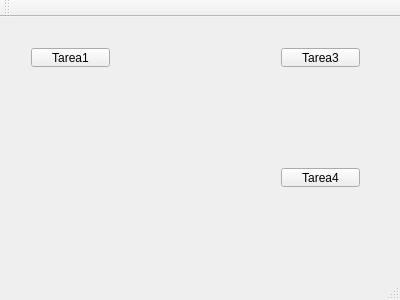
First picture: the form in Tareas_PrimerParcial/mainwindow.ui, repository ECruz25/Tarea1-EstructuraDeDatos, before the edit.
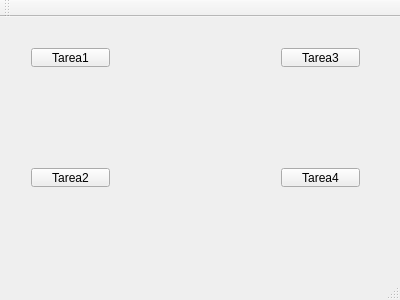
Second picture: the form after the edit.

What changed in the file:
```diff
--- a/Tareas_PrimerParcial/mainwindow.ui
+++ b/Tareas_PrimerParcial/mainwindow.ui
@@ -71,6 +71,25 @@
      </item>
     </layout>
    </widget>
+   <widget class="QWidget" name="gridLayoutWidget_4">
+    <property name="geometry">
+     <rect>
+      <x>20</x>
+      <y>140</y>
+      <width>101</width>
+      <height>41</height>
+     </rect>
+    </property>
+    <layout class="QGridLayout" name="gridLayout_4">
+     <item row="0" column="0">
+      <widget class="QPushButton" name="tarea2">
+       <property name="text">
+        <string>Tarea2</string>
+       </property>
+      </widget>
+     </item>
+    </layout>
+   </widget>
   </widget>
   <widget class="QMenuBar" name="menuBar">
    <property name="geometry">
```
